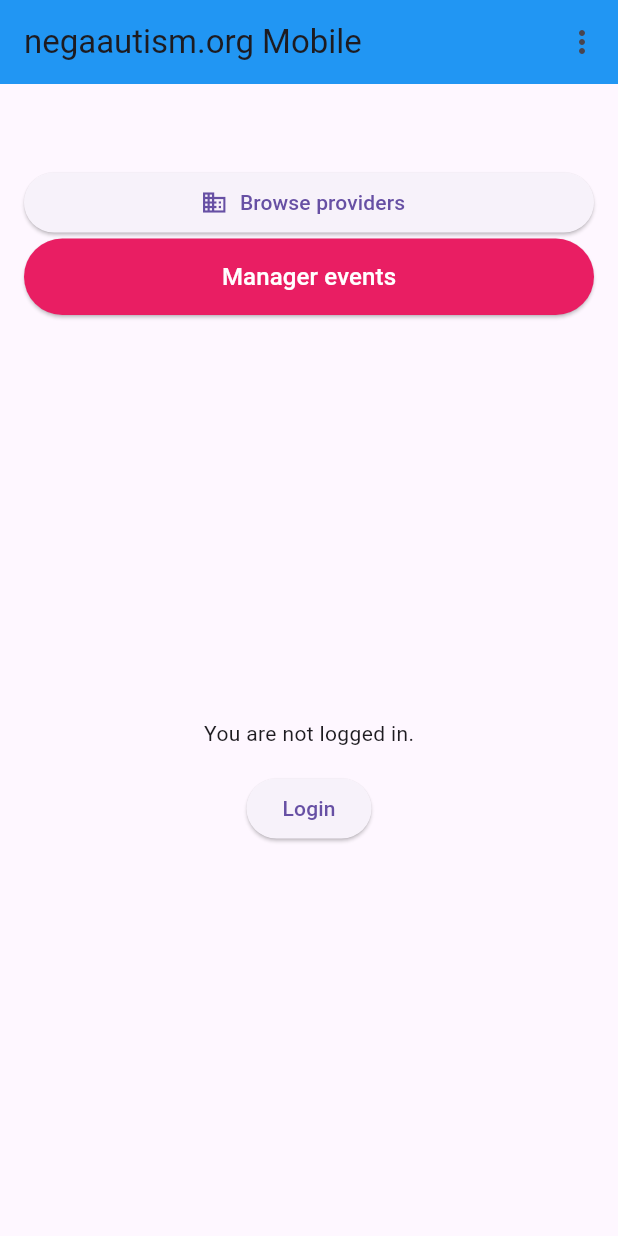
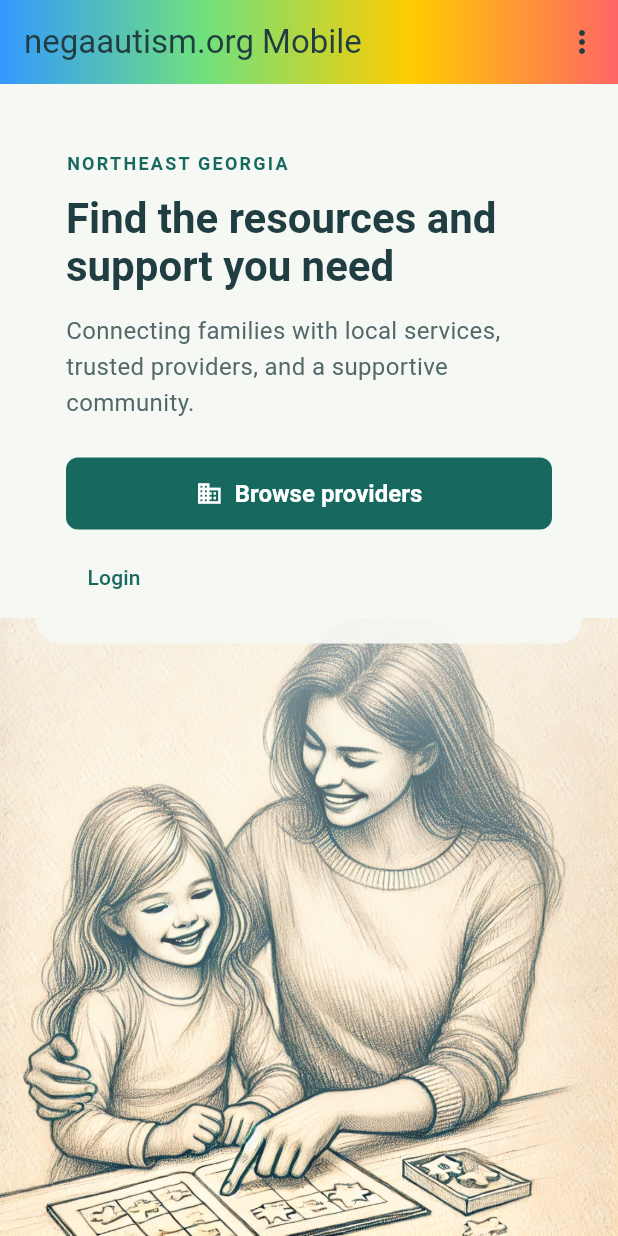
Before and after one commit to agawlbb/negaautism_mobile, a Flutter app: the screen it shows after launch, on a phone screen of 412 x 824 dp. Run offline on Flutter 3.47's test engine with Material 3 defaults, Android fonts, the light colour scheme and no system bars; our stand-ins replace firebase_auth, firebase_core, firebase_messaging, package_info_plus, shared_preferences; accounts and stored records are empty.

Commit message:
Match website styling and illustrate provider landing screen [skip ci]

```diff
--- /dev/null
+++ b/lib/home_landing.dart
@@ -0,0 +1,123 @@
+import 'package:flutter/material.dart';
+
+import 'website_theme.dart';
+
+class HomeLanding extends StatelessWidget {
+  final String? welcome;
+  final VoidCallback onBrowse;
+  final VoidCallback? onLogin;
+
+  const HomeLanding({
+    super.key,
+    this.welcome,
+    required this.onBrowse,
+    this.onLogin,
+  });
+
+  @override
+  Widget build(BuildContext context) {
+    return Stack(
+      fit: StackFit.expand,
+      children: [
+        Image.asset(
+          'assets/images/child_reading.webp',
+          fit: BoxFit.contain,
+          alignment: Alignment.bottomCenter,
+          excludeFromSemantics: true,
+        ),
+        const DecoratedBox(
+          decoration: BoxDecoration(
+            gradient: LinearGradient(
+              begin: Alignment.topCenter,
+              end: Alignment.bottomCenter,
+              colors: [
+                websiteBackground,
+                Color(0xf0f6f8f4),
+                Color(0x55f6f8f4),
+                Color(0x00f6f8f4),
+              ],
+              stops: [0, 0.24, 0.6, 1],
+            ),
+          ),
+        ),
+        SafeArea(
+          child: SingleChildScrollView(
+            padding: const EdgeInsets.all(24),
+            child: Align(
+              alignment: Alignment.topCenter,
+              child: ConstrainedBox(
+                constraints: const BoxConstraints(maxWidth: 520),
+                child: DecoratedBox(
+                  decoration: BoxDecoration(
+                    color: websiteBackground.withValues(alpha: 0.94),
+                    borderRadius: BorderRadius.circular(16),
+                  ),
+                  child: Padding(
+                    padding: const EdgeInsets.all(20),
+                    child: Column(
+                      crossAxisAlignment: CrossAxisAlignment.start,
+                      mainAxisSize: MainAxisSize.min,
+                      children: [
+                        if (welcome != null && welcome!.isNotEmpty) ...[
+                          Text(
+                            welcome!,
+                            style: const TextStyle(fontWeight: FontWeight.w600),
+                          ),
+                          const SizedBox(height: 16),
+                        ],
+                        const Text(
+                          'NORTHEAST GEORGIA',
+                          style: TextStyle(
+                            color: websiteTeal,
+                            fontSize: 12,
+                            fontWeight: FontWeight.w700,
+                            letterSpacing: 1.5,
+                          ),
+                        ),
+                        const SizedBox(height: 12),
+                        Text(
+                          'Find the resources and support you need',
+                          style: Theme.of(context).textTheme.headlineMedium
+                              ?.copyWith(
+                                color: websiteInk,
+                                fontWeight: FontWeight.bold,
+                                height: 1.15,
+                              ),
+                        ),
+                        const SizedBox(height: 16),
+                        const Text(
+                          'Connecting families with local services, trusted providers, and a supportive community.',
+                          style: TextStyle(
+                            color: Color(0xff52686b),
+                            fontSize: 16,
+                            height: 1.5,
+                          ),
+                        ),
+                        const SizedBox(height: 24),
+                        SizedBox(
+                          width: double.infinity,
+                          child: ElevatedButton.icon(
+                            onPressed: onBrowse,
+                            icon: const Icon(Icons.business),
+                            label: const Text('Browse providers'),
+                          ),
+                        ),
+                        if (onLogin != null) ...[
+                          const SizedBox(height: 8),
+                          TextButton(
+                            onPressed: onLogin,
+                            child: const Text('Login'),
+                          ),
+                        ],
+                      ],
+                    ),
+                  ),
+                ),
+              ),
+            ),
+          ),
+        ),
+      ],
+    );
+  }
+}
--- a/lib/main.dart
+++ b/lib/main.dart
@@ -1,15 +1,21 @@
 import 'package:firebase_auth/firebase_auth.dart';
 import 'package:firebase_core/firebase_core.dart';
 import 'package:flutter/material.dart';
+
 import 'dart:io';
+
 import 'package:firebase_messaging/firebase_messaging.dart'; // Firebase Messaging
+
 import 'login_screen.dart'; // Import the LoginScreen
 import 'user_info_service.dart'; // Import the UserInfoService
 import 'notifications_screen.dart'; // Import the NotificationsScreen
+
 import 'package:package_info_plus/package_info_plus.dart';
 import 'package:shared_preferences/shared_preferences.dart';
-import 'manage_events_screen.dart'; // <-- NEW: Manage Events screen
+
 import 'providers_screen.dart';
+import 'home_landing.dart';
+import 'website_theme.dart';
 
 void main() async {
   WidgetsFlutterBinding.ensureInitialized();
@@ -23,9 +29,7 @@ class MyApp extends StatelessWidget {
 
   @override
   Widget build(BuildContext context) {
-    return const MaterialApp(
-      home: HomeScreen(),
-    );
+    return MaterialApp(theme: websiteTheme(), home: const HomeScreen());
   }
 }
 
@@ -73,7 +77,9 @@ class HomeScreenState extends State<HomeScreen> {
       builder: (BuildContext context) {
         return AlertDialog(
           title: Text(message.notification?.title ?? "Notification"),
-          content: Text(message.notification?.body ?? "You have a new notification."),
+          content: Text(
+            message.notification?.body ?? "You have a new notification.",
+          ),
           actions: [
             TextButton(
               onPressed: () {
@@ -105,9 +111,8 @@ class HomeScreenState extends State<HomeScreen> {
       } else {
         // Display the error message instead of rethrowing
         if (mounted) {
-          ScaffoldMessenger.of(context).showSnackBar(
-            SnackBar(content: Text('Error: $e')),
-          );
+          ScaffoldMessenger.of(context)
+              .showSnackBar(SnackBar(content: Text('Error: $e')));
         }
       }
     }
@@ -119,7 +124,8 @@ class HomeScreenState extends State<HomeScreen> {
   }
 
   Future<void> _setUserName() async {
-    final userInfo = await _userInfoService.getUserInfoFromPreferences(); // Load from SharedPreferences
+    final userInfo = await _userInfoService
+        .getUserInfoFromPreferences(); // Load from SharedPreferences
     if (mounted) {
       setState(() {
         _userInfoDisplay = 'Welcome ${userInfo['username']}';
@@ -197,18 +203,13 @@ class HomeScreenState extends State<HomeScreen> {
     });
   }
 
-  void _openManagerEvents() {
-    Navigator.push(
-      context,
-      MaterialPageRoute(builder: (context) => const ManageEventsScreen()),
-    );
-  }
-
   @override
   Widget build(BuildContext context) {
     return Scaffold(
       appBar: AppBar(
-        backgroundColor: Colors.blue,
+        flexibleSpace: Container(
+          decoration: const BoxDecoration(gradient: websiteBrandGradient),
+        ),
         title: const Text('negaautism.org Mobile'),
         actions: [
           PopupMenuButton<String>(
@@ -220,7 +221,9 @@ class HomeScreenState extends State<HomeScreen> {
               } else if (value == 'notifications') {
                 Navigator.push(
                   context,
-                  MaterialPageRoute(builder: (context) => const NotificationsScreen()),
+                  MaterialPageRoute(
+                    builder: (context) => const NotificationsScreen(),
+                  ),
                 );
               }
             },
@@ -240,71 +243,13 @@ class HomeScreenState extends State<HomeScreen> {
           ),
         ],
       ),
-      body: Column(
-        crossAxisAlignment: CrossAxisAlignment.start, // Aligns to the left
-        children: [
-          Padding(
-            padding: const EdgeInsets.all(16.0), // Padding around the text
-            child: Text(
-              _userInfoDisplay ?? '', // Display user info at the top left
-              style: const TextStyle(fontSize: 16, fontWeight: FontWeight.bold),
-            ),
-          ),
-
-          Padding(
-            padding: const EdgeInsets.symmetric(horizontal: 16.0),
-            child: SizedBox(
-              width: double.infinity,
-              child: ElevatedButton.icon(
-                onPressed: () => Navigator.push(
-                  context,
-                  MaterialPageRoute(builder: (_) => const ProvidersScreen()),
-                ),
-                icon: const Icon(Icons.business),
-                label: const Text('Browse providers'),
-              ),
-            ),
-          ),
-          // Full-width pink "Manager events" button under the welcome line
-          Padding(
-            padding: const EdgeInsets.symmetric(horizontal: 16.0),
-            child: SizedBox(
-              width: double.infinity,
-              child: ElevatedButton(
-                onPressed: _openManagerEvents, // opens the new screen
-                style: ElevatedButton.styleFrom(
-                  backgroundColor: Colors.pink,
-                  padding: const EdgeInsets.symmetric(vertical: 14),
-                ),
-                child: const Text(
-                  'Manager events',
-                  style: TextStyle(color: Colors.white, fontSize: 16),
-                ),
-              ),
-            ),
-          ),
-          const SizedBox(height: 8),
-
-          Expanded(
-            child: Center(
-              child: _user == null
-                  ? Column(
-                mainAxisAlignment: MainAxisAlignment.center,
-                children: [
-                  const Text('You are not logged in.'), // Display the message
-                  const SizedBox(height: 16), // Add space between the text and button
-                  ElevatedButton(
-                    onPressed: () {
-                      _onLogin();
-                    },
-                    child: const Text('Login'), // Display login button
-                  ),
-                ],
-              )
-                  : const SizedBox.shrink(),
-            ),
-          ),
-        ],
+      body: HomeLanding(
+        welcome: _userInfoDisplay,
+        onBrowse: () => Navigator.push(
+          context,
+          MaterialPageRoute(builder: (_) => const ProvidersScreen()),
+        ),
+        onLogin: _user == null ? _onLogin : null,
       ),
     );
   }
--- /dev/null
+++ b/lib/website_theme.dart
@@ -0,0 +1,55 @@
+import 'package:flutter/material.dart';
+
+// Colors from the website's public interface.css and branding strip.
+const websiteInk = Color(0xff203d42);
+const websiteTeal = Color(0xff17685f);
+const websiteBackground = Color(0xfff6f8f4);
+const websiteBrandGradient = LinearGradient(
+  colors: [
+    Color(0xff3399ff),
+    Color(0xff71e17c),
+    Color(0xffffcc00),
+    Color(0xffff6666),
+  ],
+);
+
+ThemeData websiteTheme() {
+  final colors = ColorScheme.fromSeed(seedColor: websiteTeal).copyWith(
+    primary: websiteTeal,
+    onPrimary: Colors.white,
+    surface: Colors.white,
+    onSurface: websiteInk,
+    outline: const Color(0xff8b9d99),
+    outlineVariant: const Color(0xffd7e3df),
+  );
+  return ThemeData(
+    colorScheme: colors,
+    scaffoldBackgroundColor: websiteBackground,
+    appBarTheme: const AppBarTheme(
+      backgroundColor: Colors.white,
+      foregroundColor: websiteInk,
+      surfaceTintColor: Colors.transparent,
+      elevation: 0,
+    ),
+    elevatedButtonTheme: ElevatedButtonThemeData(
+      style: ElevatedButton.styleFrom(
+        backgroundColor: websiteTeal,
+        foregroundColor: Colors.white,
+        minimumSize: const Size(48, 48),
+        padding: const EdgeInsets.symmetric(horizontal: 20, vertical: 14),
+        shape: RoundedRectangleBorder(borderRadius: BorderRadius.circular(8)),
+        textStyle: const TextStyle(fontSize: 16, fontWeight: FontWeight.w600),
+        elevation: 0,
+      ),
+    ),
+    cardTheme: CardThemeData(
+      color: Colors.white,
+      surfaceTintColor: Colors.transparent,
+      elevation: 0,
+      shape: RoundedRectangleBorder(
+        borderRadius: BorderRadius.circular(12),
+        side: const BorderSide(color: Color(0xffd7e3df)),
+      ),
+    ),
+  );
+}
--- a/pubspec.yaml
+++ b/pubspec.yaml
@@ -67,6 +67,8 @@ flutter:
   # included with your application, so that you can use the icons in
   # the material Icons class.
   uses-material-design: true
+  assets:
+    - assets/images/child_reading.webp
 
   # To add assets to your application, add an assets section, like this:
   # assets:
```
Also changed, not shown: assets/images/child_reading.webp (added), 2 other files.
